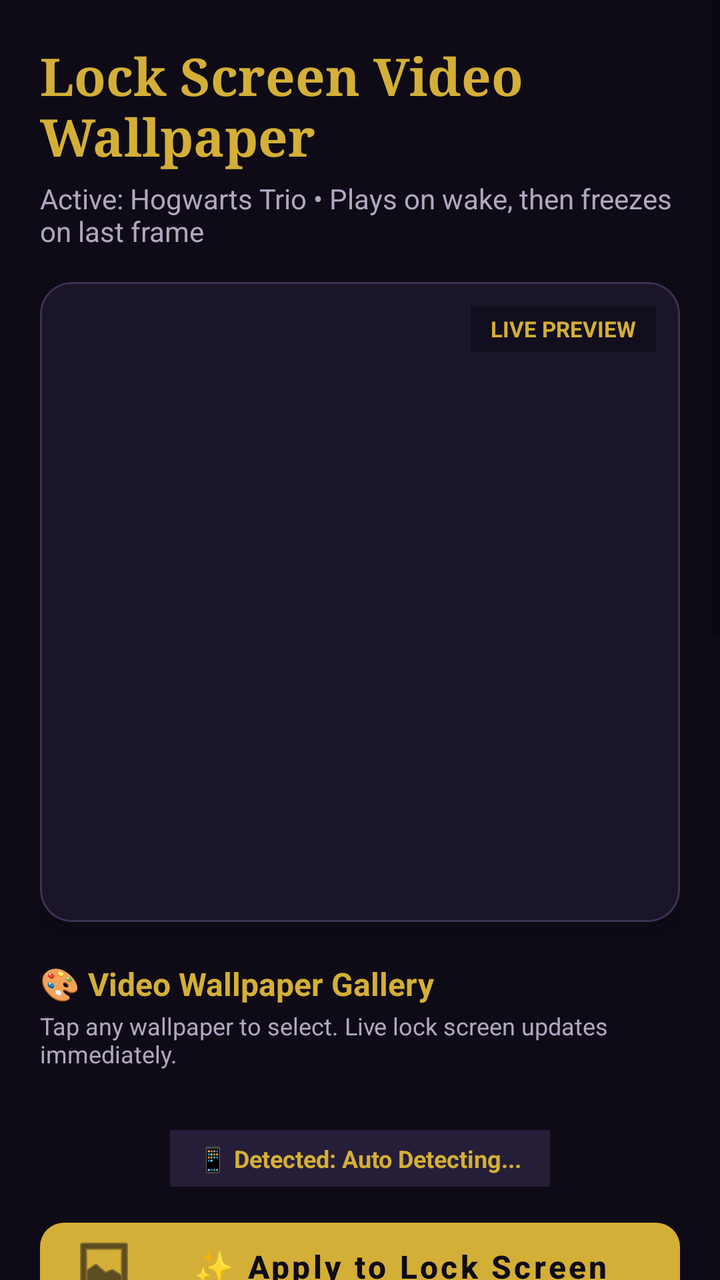
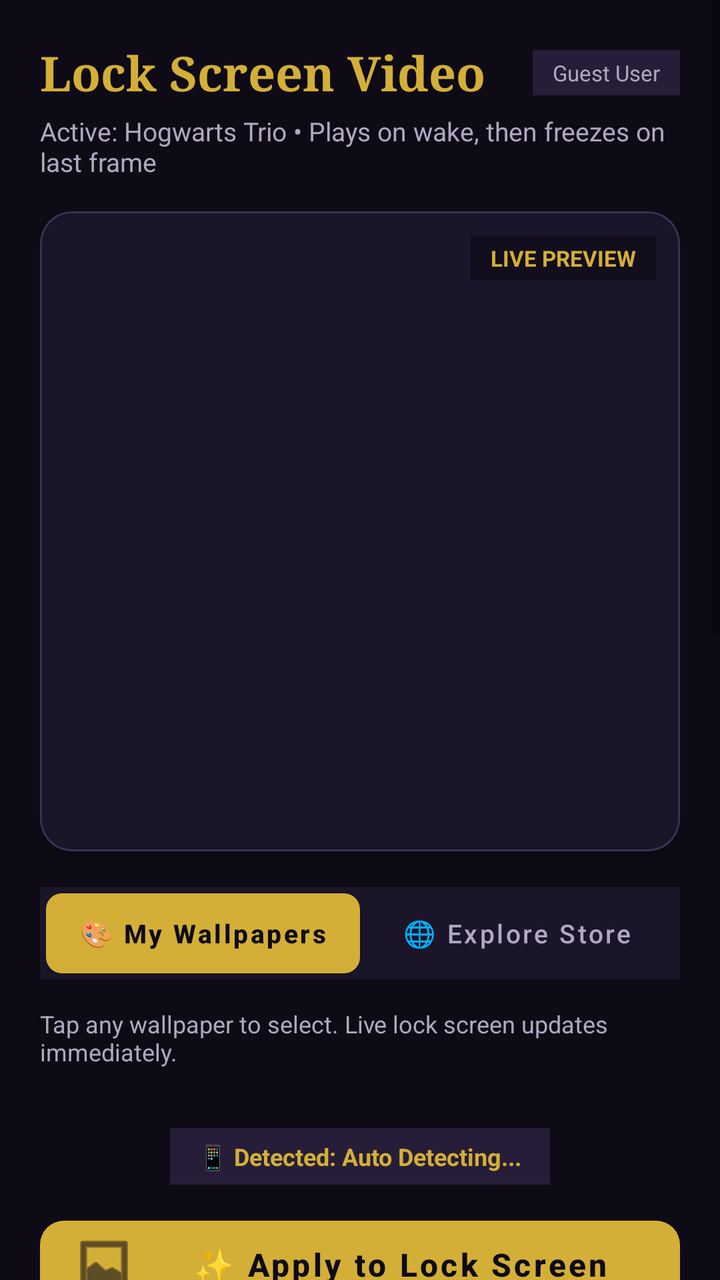

Two renders of the same Android screen: before a commit and after it. Below are the layout's source before the change and the commit's diff.
<!-- AndroidManifest.xml: application theme Theme.VideoLockScreen -->
<!-- res/layout/activity_main.xml -->
<?xml version="1.0" encoding="utf-8"?>
<ScrollView xmlns:android="http://schemas.android.com/apk/res/android"
    xmlns:app="http://schemas.android.com/apk/res-auto"
    android:layout_width="match_parent"
    android:layout_height="match_parent"
    android:background="#0E0B16"
    android:fillViewport="true">

    <LinearLayout
        android:layout_width="match_parent"
        android:layout_height="wrap_content"
        android:orientation="vertical"
        android:padding="20dp">

        
        <TextView
            android:layout_width="match_parent"
            android:layout_height="wrap_content"
            android:text="Lock Screen Video Wallpaper"
            android:textColor="#D4AF37"
            android:textSize="26sp"
            android:textStyle="bold"
            android:fontFamily="serif" />

        <TextView
            android:id="@+id/tvActiveWallpaperSubtitle"
            android:layout_width="match_parent"
            android:layout_height="wrap_content"
            android:layout_marginTop="4dp"
            android:text="Active: Hogwarts Trio • Plays on wake, then freezes on last frame"
            android:textColor="#B0A8C0"
            android:textSize="14sp" />

        
        <com.google.android.material.card.MaterialCardView
            android:layout_width="match_parent"
            android:layout_height="320dp"
            android:layout_marginTop="16dp"
            app:cardBackgroundColor="#1A1528"
            app:cardCornerRadius="16dp"
            app:cardElevation="6dp"
            app:strokeColor="#3D3254"
            app:strokeWidth="1dp">

            <FrameLayout
                android:layout_width="match_parent"
                android:layout_height="match_parent">

                <TextureView
                    android:id="@+id/previewTextureView"
                    android:layout_width="match_parent"
                    android:layout_height="match_parent" />

                <TextView
                    android:id="@+id/tvPreviewBadge"
                    android:layout_width="wrap_content"
                    android:layout_height="wrap_content"
                    android:layout_gravity="top|end"
                    android:layout_margin="12dp"
                    android:background="#990E0B16"
                    android:paddingHorizontal="10dp"
                    android:paddingVertical="4dp"
                    android:text="LIVE PREVIEW"
                    android:textColor="#D4AF37"
                    android:textSize="11sp"
                    android:textStyle="bold" />
            </FrameLayout>
        </com.google.android.material.card.MaterialCardView>

        
        <LinearLayout
            android:layout_width="match_parent"
            android:layout_height="wrap_content"
            android:layout_marginTop="20dp"
            android:orientation="vertical">

            <TextView
                android:layout_width="wrap_content"
                android:layout_height="wrap_content"
                android:text="🎨 Video Wallpaper Gallery"
                android:textColor="#D4AF37"
                android:textSize="16sp"
                android:textStyle="bold" />

            <TextView
                android:layout_width="wrap_content"
                android:layout_height="wrap_content"
                android:layout_marginTop="2dp"
                android:text="Tap any wallpaper to select. Live lock screen updates immediately."
                android:textColor="#B0A8C0"
                android:textSize="12sp" />

            
            <LinearLayout
                android:id="@+id/layoutImporting"
                android:layout_width="match_parent"
                android:layout_height="wrap_content"
                android:layout_marginTop="8dp"
                android:background="#261E38"
                android:gravity="center_vertical"
                android:orientation="horizontal"
                android:padding="10dp"
                android:visibility="gone">

                <ProgressBar
                    android:layout_width="22dp"
                    android:layout_height="22dp"
                    android:indeterminateTint="#D4AF37" />

                <TextView
                    android:id="@+id/tvImportingStatus"
                    android:layout_width="wrap_content"
                    android:layout_height="wrap_content"
                    android:layout_marginStart="12dp"
                    android:text="Importing and optimizing video..."
                    android:textColor="#F3E8FF"
                    android:textSize="12sp" />
            </LinearLayout>

            
            <androidx.recyclerview.widget.RecyclerView
                android:id="@+id/rvWallpapers"
                android:layout_width="match_parent"
                android:layout_height="wrap_content"
                android:layout_marginTop="10dp"
                android:clipToPadding="false"
                android:nestedScrollingEnabled="false"
                android:orientation="horizontal"
                android:overScrollMode="never" />
        </LinearLayout>

        
        <TextView
            android:id="@+id/tvDeviceBrand"
            android:layout_width="wrap_content"
            android:layout_height="wrap_content"
            android:layout_gravity="center_horizontal"
            android:layout_marginTop="20dp"
            android:background="#261E38"
            android:paddingHorizontal="14dp"
            android:paddingVertical="6dp"
            android:text="📱 Detected: Auto Detecting..."
            android:textColor="#D4AF37"
            android:textSize="12sp"
            android:textStyle="bold" />

        
        <com.google.android.material.button.MaterialButton
            android:id="@+id/btnSetWallpaper"
            android:layout_width="match_parent"
            android:layout_height="56dp"
            android:layout_marginTop="12dp"
            android:text="✨ Apply to Lock Screen"
            android:textAllCaps="false"
            android:textColor="#0E0B16"
            android:textSize="16sp"
            android:textStyle="bold"
            app:backgroundTint="#D4AF37"
            app:cornerRadius="12dp"
            app:icon="@android:drawable/ic_menu_gallery"
            app:iconTint="#0E0B16" />

        <TextView
            android:id="@+id/tvPrimaryInstruction"
            android:layout_width="match_parent"
            android:layout_height="wrap_content"
            android:layout_marginTop="8dp"
            android:gravity="center"
            android:text="Important: In the preview, tap 'Set wallpaper' -> choose 'Home screen and lock screen'"
            android:textColor="#D4AF37"
            android:textSize="12sp"
            android:textStyle="bold" />

        
        <com.google.android.material.button.MaterialButton
            android:id="@+id/btnDirectGalleryHandOff"
            style="@style/Widget.MaterialComponents.Button.OutlinedButton"
            android:layout_width="match_parent"
            android:layout_height="wrap_content"
            android:layout_marginTop="14dp"
            android:text="🎬 Direct Video Hand-off (Open in Phone Gallery)"
            android:textAllCaps="false"
            android:textColor="#F3E8FF"
            app:cornerRadius="12dp"
            app:strokeColor="#7C3AED" />

        <com.google.android.material.button.MaterialButton
            android:id="@+id/btnClearLockOverride"
            style="@style/Widget.MaterialComponents.Button.OutlinedButton"
            android:layout_width="match_parent"
            android:layout_height="wrap_content"
            android:layout_marginTop="8dp"
            android:text="🔄 Fix Lock Screen (Remove Old Photo Override)"
            android:textAllCaps="false"
            android:textColor="#E0D7F5"
            app:cornerRadius="12dp"
            app:strokeColor="#5B4A78" />

        <com.google.android.material.button.MaterialButton
            android:id="@+id/btnExportVideo"
            style="@style/Widget.MaterialComponents.Button.TextButton"
            android:layout_width="match_parent"
            android:layout_height="wrap_content"
            android:layout_marginTop="4dp"
            android:text="📁 Choose Folder &amp; Save Video (Manual Fallback)"
            android:textAllCaps="false"
            android:textColor="#A78BFA"
            android:textSize="13sp" />

        
        <com.google.android.material.card.MaterialCardView
            android:layout_width="match_parent"
            android:layout_height="wrap_content"
            android:layout_marginTop="24dp"
            app:cardBackgroundColor="#1A1528"
            app:cardCornerRadius="16dp"
            app:cardElevation="4dp"
            app:strokeColor="#3D3254"
            app:strokeWidth="1dp">

            <LinearLayout
                android:layout_width="match_parent"
                android:layout_height="wrap_content"
                android:orientation="vertical"
                android:padding="16dp">

                <TextView
                    android:layout_width="wrap_content"
                    android:layout_height="wrap_content"
                    android:text="Playback Behavior"
                    android:textColor="#D4AF37"
                    android:textSize="16sp"
                    android:textStyle="bold" />

                
                <RadioGroup
                    android:id="@+id/rgPlaybackMode"
                    android:layout_width="match_parent"
                    android:layout_height="wrap_content"
                    android:layout_marginTop="12dp">

                    <RadioButton
                        android:id="@+id/rbFreezeLastFrame"
                        android:layout_width="match_parent"
                        android:layout_height="wrap_content"
                        android:buttonTint="#D4AF37"
                        android:checked="true"
                        android:text="Wake Animation (Play 5s, freeze on final frame - 0% Battery)"
                        android:textColor="#FFFFFF"
                        android:textSize="13sp" />

                    <RadioButton
                        android:id="@+id/rbLoopLockOnly"
                        android:layout_width="match_parent"
                        android:layout_height="wrap_content"
                        android:layout_marginTop="8dp"
                        android:buttonTint="#D4AF37"
                        android:text="Loop on Lock Screen Only (Freezes on Home Screen - Fast &amp; Smooth)"
                        android:textColor="#FFFFFF"
                        android:textSize="13sp" />

                    <RadioButton
                        android:id="@+id/rbLoopAlways"
                        android:layout_width="match_parent"
                        android:layout_height="wrap_content"
                        android:layout_marginTop="8dp"
                        android:buttonTint="#D4AF37"
                        android:text="Loop Always (Both Lock Screen &amp; Home Screen)"
                        android:textColor="#FFFFFF"
                        android:textSize="13sp" />
                </RadioGroup>

                <View
                    android:layout_width="match_parent"
                    android:layout_height="1dp"
                    android:layout_marginVertical="14dp"
                    android:background="#2E2642" />

                
                <com.google.android.material.switchmaterial.SwitchMaterial
                    android:id="@+id/switchMute"
                    android:layout_width="match_parent"
                    android:layout_height="wrap_content"
                    android:checked="true"
                    android:text="Mute Video Audio (Silent on Lock)"
                    android:textColor="#FFFFFF"
                    app:thumbTint="#D4AF37"
                    app:trackTint="#5A4B75" />

            </LinearLayout>
        </com.google.android.material.card.MaterialCardView>

        <TextView
            android:id="@+id/tvAppInfo"
            android:layout_width="match_parent"
            android:layout_height="wrap_content"
            android:layout_marginTop="24dp"
            android:gravity="center"
            android:text="Pure Native Live Wallpaper • Zero Overlays • No Popup Delay"
            android:textColor="#665D7A"
            android:textSize="12sp" />

    </LinearLayout>
</ScrollView>
<!-- resources referenced by this layout -->
<resources>
  <style name="Theme.VideoLockScreen" parent="Theme.MaterialComponents.DayNight.NoActionBar">
          <item name="colorPrimary">@color/gold_primary</item>
          <item name="colorSecondary">@color/accent_glow</item>
          <item name="android:windowBackground">@color/bg_dark</item>
          <item name="android:statusBarColor">@color/bg_dark</item>
          <item name="android:navigationBarColor">@color/bg_dark</item>
      </style>
  <color name="gold_primary">#D4AF37</color>
  <color name="accent_glow">#9370DB</color>
  <color name="bg_dark">#0E0B16</color>
</resources>

<!-- the commit's change to res/layout/activity_main.xml (unified diff, before → after) -->
@@ -13,14 +13,35 @@
         android:padding="20dp">
 
         
-        <TextView
-            android:layout_width="match_parent"
-            android:layout_height="wrap_content"
-            android:text="Lock Screen Video Wallpaper"
-            android:textColor="#D4AF37"
-            android:textSize="26sp"
-            android:textStyle="bold"
-            android:fontFamily="serif" />
+        <LinearLayout
+            android:layout_width="match_parent"
+            android:layout_height="wrap_content"
+            android:gravity="center_vertical"
+            android:orientation="horizontal">
+
+            <TextView
+                android:id="@+id/tvAppTitle"
+                android:layout_width="0dp"
+                android:layout_height="wrap_content"
+                android:layout_weight="1"
+                android:fontFamily="serif"
+                android:text="Lock Screen Video"
+                android:textColor="#D4AF37"
+                android:textSize="24sp"
+                android:textStyle="bold" />
+
+            
+            <TextView
+                android:id="@+id/tvUserBadge"
+                android:layout_width="wrap_content"
+                android:layout_height="wrap_content"
+                android:background="#261E38"
+                android:paddingHorizontal="10dp"
+                android:paddingVertical="4dp"
+                android:text="Guest User"
+                android:textColor="#B0A8C0"
+                android:textSize="11sp" />
+        </LinearLayout>
 
         <TextView
             android:id="@+id/tvActiveWallpaperSubtitle"
@@ -29,7 +50,7 @@
             android:layout_marginTop="4dp"
             android:text="Active: Hogwarts Trio • Plays on wake, then freezes on last frame"
             android:textColor="#B0A8C0"
-            android:textSize="14sp" />
+            android:textSize="13sp" />
 
         
         <com.google.android.material.card.MaterialCardView
@@ -70,22 +91,54 @@
         
         <LinearLayout
             android:layout_width="match_parent"
-            android:layout_height="wrap_content"
-            android:layout_marginTop="20dp"
-            android:orientation="vertical">
+            android:layout_height="46dp"
+            android:layout_marginTop="18dp"
+            android:background="#1A1528"
+            android:orientation="horizontal"
+            android:padding="3dp">
+
+            <com.google.android.material.button.MaterialButton
+                android:id="@+id/btnTabMyWallpapers"
+                android:layout_width="0dp"
+                android:layout_height="match_parent"
+                android:layout_weight="1"
+                android:insetTop="0dp"
+                android:insetBottom="0dp"
+                android:text="🎨 My Wallpapers"
+                android:textAllCaps="false"
+                android:textColor="#0E0B16"
+                android:textSize="13sp"
+                android:textStyle="bold"
+                app:backgroundTint="#D4AF37"
+                app:cornerRadius="8dp" />
+
+            <com.google.android.material.button.MaterialButton
+                android:id="@+id/btnTabExploreStore"
+                style="@style/Widget.MaterialComponents.Button.TextButton"
+                android:layout_width="0dp"
+                android:layout_height="match_parent"
+                android:layout_weight="1"
+                android:insetTop="0dp"
+                android:insetBottom="0dp"
+                android:text="🌐 Explore Store"
+                android:textAllCaps="false"
+                android:textColor="#B0A8C0"
+                android:textSize="13sp"
+                app:cornerRadius="8dp" />
+        </LinearLayout>
+
+        
+        <LinearLayout
+            android:id="@+id/layoutMyWallpapers"
+            android:layout_width="match_parent"
+            android:layout_height="wrap_content"
+            android:layout_marginTop="14dp"
+            android:orientation="vertical"
+            android:visibility="visible">
 
             <TextView
                 android:layout_width="wrap_content"
                 android:layout_height="wrap_content"
-                android:text="🎨 Video Wallpaper Gallery"
-                android:textColor="#D4AF37"
-                android:textSize="16sp"
-                android:textStyle="bold" />
-
-            <TextView
-                android:layout_width="wrap_content"
-                android:layout_height="wrap_content"
-                android:layout_marginTop="2dp"
                 android:text="Tap any wallpaper to select. Live lock screen updates immediately."
                 android:textColor="#B0A8C0"
                 android:textSize="12sp" />
@@ -126,6 +179,64 @@
                 android:clipToPadding="false"
                 android:nestedScrollingEnabled="false"
                 android:orientation="horizontal"
+                android:overScrollMode="never" />
+        </LinearLayout>
+
+        
+        <LinearLayout
+            android:id="@+id/layoutExploreStore"
+            android:layout_width="match_parent"
+            android:layout_height="wrap_content"
+            android:layout_marginTop="14dp"
+            android:orientation="vertical"
+            android:visibility="gone">
+
+            <LinearLayout
+                android:layout_width="match_parent"
+                android:layout_height="wrap_content"
+                android:gravity="center_vertical"
+                android:orientation="horizontal">
+
+                <TextView
+                    android:id="@+id/tvStoreCatalogHeader"
+                    android:layout_width="0dp"
+                    android:layout_height="wrap_content"
+                    android:layout_weight="1"
+                    android:text="Tap any card to stream preview. Download to set as wallpaper."
+                    android:textColor="#B0A8C0"
+                    android:textSize="12sp" />
+
+                <com.google.android.material.button.MaterialButton
+                    android:id="@+id/btnRefreshStore"
+                    style="@style/Widget.MaterialComponents.Button.TextButton"
+                    android:layout_width="wrap_content"
+                    android:layout_height="36dp"
+                    android:insetTop="0dp"
+                    android:insetBottom="0dp"
+                    android:text="🔄 Refresh"
+                    android:textAllCaps="false"
+                    android:textColor="#D4AF37"
+                    android:textSize="12sp" />
+            </LinearLayout>
+
+            
+            <ProgressBar
+                android:id="@+id/pbStoreLoading"
+                android:layout_width="wrap_content"
+                android:layout_height="wrap_content"
+                android:layout_gravity="center_horizontal"
+                android:layout_marginVertical="20dp"
+                android:indeterminateTint="#D4AF37"
+                android:visibility="gone" />
+
+            
+            <androidx.recyclerview.widget.RecyclerView
+                android:id="@+id/rvStoreWallpapers"
+                android:layout_width="match_parent"
+                android:layout_height="wrap_content"
+                android:layout_marginTop="8dp"
+                android:clipToPadding="false"
+                android:nestedScrollingEnabled="false"
                 android:overScrollMode="never" />
         </LinearLayout>
 
